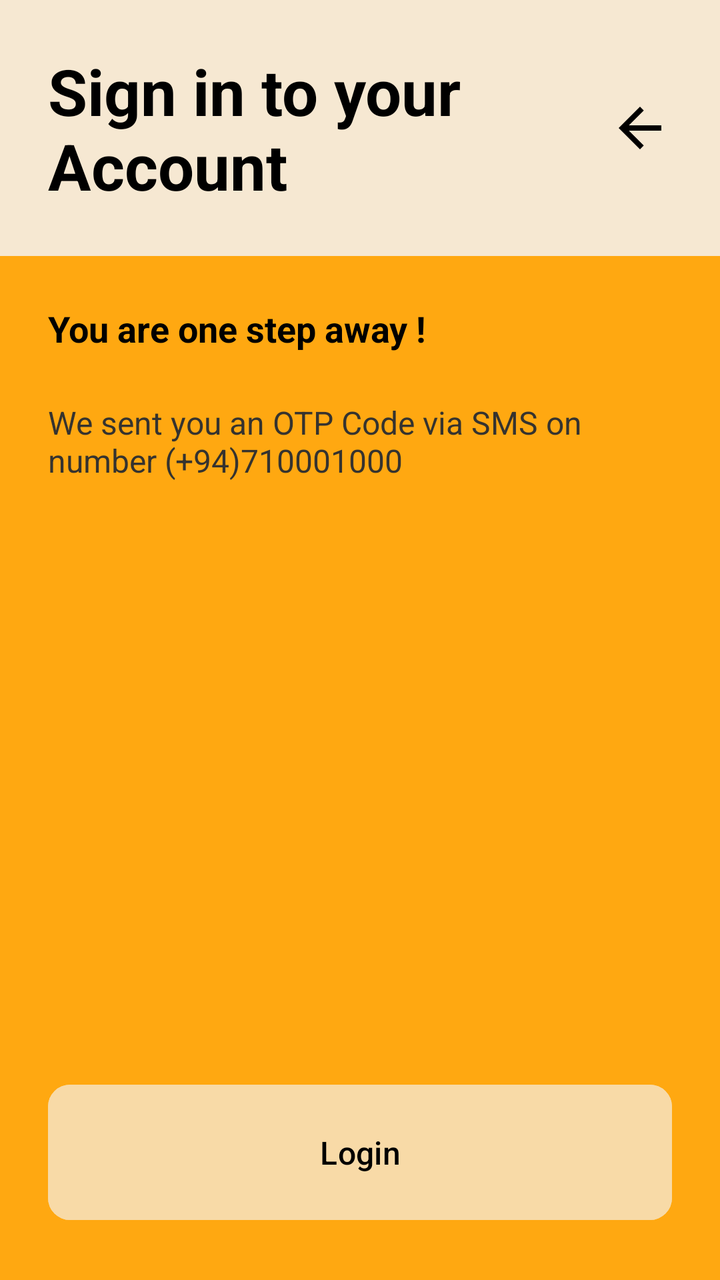
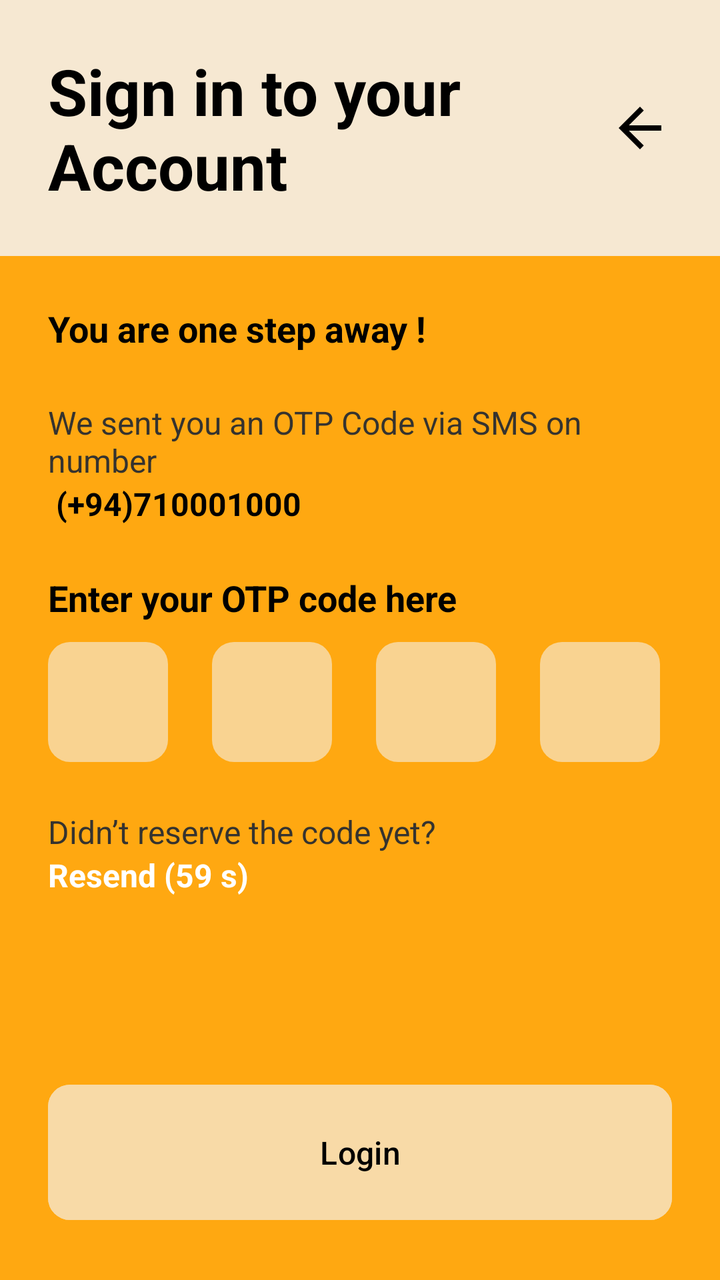

The first picture is an Android layout as it rendered before a commit; the second is the same layout after the commit. The layout source and the unified diff follow.
<!-- AndroidManifest.xml: application theme Theme.Parkngo -->
<!-- res/layout/activity_login_otp.xml -->
<?xml version="1.0" encoding="utf-8"?>
<androidx.constraintlayout.widget.ConstraintLayout xmlns:android="http://schemas.android.com/apk/res/android"
    xmlns:app="http://schemas.android.com/apk/res-auto"
    xmlns:tools="http://schemas.android.com/tools"
    android:layout_width="match_parent"
    android:layout_height="match_parent"
    tools:context=".LoginOtpActivity">

    <LinearLayout
        android:background="@color/primaryColor"
        android:layout_width="match_parent"
        android:layout_height="match_parent"
        android:orientation="vertical"
        app:layout_constraintBottom_toBottomOf="parent"
        app:layout_constraintEnd_toEndOf="parent"
        app:layout_constraintStart_toStartOf="parent"
        app:layout_constraintTop_toTopOf="parent">

        <androidx.constraintlayout.widget.ConstraintLayout
            android:layout_width="match_parent"
            android:layout_height="0dp"
            android:layout_weight="2"
            android:background="#F6E8D2"
            android:paddingHorizontal="24dp"
            >

            <TextView
                android:id="@+id/login_otp_act_textView1"
                android:layout_width="wrap_content"
                android:layout_height="wrap_content"
                android:text="Sign in to your\nAccount"
                android:textColor="@color/textPrimary"
                android:textSize="32sp"
                android:textStyle="bold"
                app:layout_constraintBottom_toBottomOf="parent"
                app:layout_constraintStart_toStartOf="parent"
                app:layout_constraintTop_toTopOf="parent" />

            <ImageView
                android:id="@+id/login_otp_act_imageView1"
                android:layout_width="wrap_content"
                android:layout_height="wrap_content"
                android:src="@drawable/baseline_arrow_back_24"
                app:layout_constraintBottom_toBottomOf="parent"
                app:layout_constraintEnd_toEndOf="parent"
                app:layout_constraintTop_toTopOf="parent" />
        </androidx.constraintlayout.widget.ConstraintLayout>

        <androidx.constraintlayout.widget.ConstraintLayout
            android:layout_width="match_parent"
            android:layout_height="0dp"
            android:layout_weight="6"
            android:paddingHorizontal="24dp"
            >

            <TextView
                android:id="@+id/login_otp_act_textView2"
                android:layout_width="wrap_content"
                android:layout_height="wrap_content"
                android:layout_marginVertical="24dp"
                android:text="You are one step away !"
                android:textColor="@color/textPrimary"
                android:textSize="18sp"
                android:textStyle="bold"
                app:layout_constraintStart_toStartOf="parent"
                app:layout_constraintTop_toTopOf="parent" />

            <TextView
                android:id="@+id/textView3"
                android:layout_width="wrap_content"
                android:layout_height="wrap_content"
                android:layout_marginTop="24dp"
                android:text="We sent you an OTP Code via SMS on number (+94)710001000"
                android:textColor="@color/textSecondary"
                android:textSize="16sp"
                app:layout_constraintStart_toStartOf="parent"
                app:layout_constraintTop_toBottomOf="@+id/login_otp_act_textView2" />
        </androidx.constraintlayout.widget.ConstraintLayout>

        <androidx.constraintlayout.widget.ConstraintLayout
            android:layout_width="match_parent"
            android:layout_height="0dp"
            android:layout_weight="2"
            android:paddingHorizontal="24dp"
            >

            <Button
                android:id="@+id/login_otp_act_login_btn"
                style="@style/loginSignupBtnStyle"
                android:layout_width="match_parent"
                android:layout_height="wrap_content"
                android:paddingVertical="23dp"
                android:text="Login"
                app:cornerRadius="11dp"
                android:onClick="login_otp_act_login_btn_handler"
                app:layout_constraintBottom_toBottomOf="parent"
                app:layout_constraintEnd_toEndOf="parent"
                app:layout_constraintStart_toStartOf="parent"
                app:layout_constraintTop_toTopOf="parent" />
        </androidx.constraintlayout.widget.ConstraintLayout>
    </LinearLayout>

</androidx.constraintlayout.widget.ConstraintLayout>
<!-- resources referenced by this layout -->
<resources>
  <color name="primaryColor">#FFA811</color>
  <color name="textPrimary">#FF000000</color>
  <color name="textSecondary">#35332F</color>
  <!-- drawable baseline_arrow_back_24 (drawable) -->
  <vector android:autoMirrored="true" android:height="32dp"
      android:tint="#000000" android:viewportHeight="24"
      android:viewportWidth="24" android:width="32dp" xmlns:android="http://schemas.android.com/apk/res/android">
      <path android:fillColor="@android:color/white" android:pathData="M20,11H7.83l5.59,-5.59L12,4l-8,8 8,8 1.41,-1.41L7.83,13H20v-2z"/>
  </vector>
  <style name="loginSignupBtnStyle">
      <item name="android:textColor">@color/textPrimary</item>
      <item name="android:backgroundTint">@color/loginSignupBtnColor</item>
      <item name="android:textSize">16sp</item>
  </style>
  <style name="Theme.Parkngo" parent="Base.Theme.Parkngo" />
  <color name="loginSignupBtnColor">#F8DAA7</color>
  <style name="Base.Theme.Parkngo" parent="Theme.Material3.DayNight.NoActionBar">
      
      <item name="colorPrimary">@color/primaryColor</item>
  </style>
</resources>

<!-- the commit's change to res/layout/activity_login_otp.xml (unified diff, before → after) -->
@@ -70,11 +70,160 @@
                 android:layout_width="wrap_content"
                 android:layout_height="wrap_content"
                 android:layout_marginTop="24dp"
-                android:text="We sent you an OTP Code via SMS on number (+94)710001000"
+                android:text="We sent you an OTP Code via SMS on number"
                 android:textColor="@color/textSecondary"
                 android:textSize="16sp"
                 app:layout_constraintStart_toStartOf="parent"
                 app:layout_constraintTop_toBottomOf="@+id/login_otp_act_textView2" />
+
+            <TextView
+                android:id="@+id/textView2"
+                android:layout_width="wrap_content"
+                android:layout_height="wrap_content"
+                android:textColor="@color/textPrimary"
+                android:textStyle="bold"
+                android:textSize="16sp"
+                android:text=" (+94)710001000"
+                app:layout_constraintStart_toStartOf="parent"
+                app:layout_constraintTop_toBottomOf="@+id/textView3" />
+
+            <TextView
+                android:id="@+id/login_otp_act_textView3"
+                android:layout_width="wrap_content"
+                android:layout_height="wrap_content"
+                android:layout_marginVertical="24dp"
+                android:layout_marginTop="34dp"
+                android:text="Enter your OTP code here"
+                android:textColor="@color/textPrimary"
+                android:textSize="18sp"
+                android:textStyle="bold"
+                app:layout_constraintStart_toStartOf="parent"
+                app:layout_constraintTop_toBottomOf="@+id/textView2" />
+
+            <androidx.constraintlayout.widget.ConstraintLayout
+                app:flow_horizontalAlign="center"
+                android:id="@+id/constraintLayout2"
+                android:layout_width="wrap_content"
+                android:layout_height="wrap_content"
+                android:layout_marginTop="10dp"
+                android:background="@drawable/rounded_background_input_feild"
+                app:layout_constraintStart_toStartOf="parent"
+                app:layout_constraintTop_toBottomOf="@+id/login_otp_act_textView3">
+
+                <EditText
+                    android:id="@+id/editTextNumber2"
+                    android:layout_width="60dp"
+                    android:layout_height="60dp"
+                    android:textAlignment="center"
+                    android:background="@android:color/transparent"
+                    android:ems="1"
+                    android:inputType="number"
+                    android:maxLength="1"
+                    app:layout_constraintBottom_toBottomOf="parent"
+                    app:layout_constraintEnd_toEndOf="parent"
+                    app:layout_constraintStart_toStartOf="parent"
+                    app:layout_constraintTop_toTopOf="parent" />
+            </androidx.constraintlayout.widget.ConstraintLayout>
+
+            <androidx.constraintlayout.widget.ConstraintLayout
+                android:id="@+id/constraintLayout3"
+                android:layout_width="wrap_content"
+                android:layout_height="wrap_content"
+                android:layout_marginStart="22dp"
+                android:background="@drawable/rounded_background_input_feild"
+                app:layout_constraintBottom_toBottomOf="@+id/constraintLayout2"
+                app:layout_constraintStart_toEndOf="@+id/constraintLayout2"
+                app:layout_constraintTop_toTopOf="@+id/constraintLayout2">
+
+                <EditText
+                    android:id="@+id/editTextNumber3"
+                    android:layout_width="60dp"
+                    android:layout_height="60dp"
+                    android:textAlignment="center"
+                    android:background="@android:color/transparent"
+                    android:ems="1"
+                    android:inputType="number"
+                    android:maxLength="1"
+                    app:layout_constraintBottom_toBottomOf="parent"
+                    app:layout_constraintEnd_toEndOf="parent"
+                    app:layout_constraintStart_toStartOf="parent"
+                    app:layout_constraintTop_toTopOf="parent" />
+            </androidx.constraintlayout.widget.ConstraintLayout>
+
+            <androidx.constraintlayout.widget.ConstraintLayout
+                android:id="@+id/constraintLayout4"
+                android:layout_width="wrap_content"
+                android:layout_height="wrap_content"
+                android:layout_marginStart="22dp"
+                android:background="@drawable/rounded_background_input_feild"
+                app:layout_constraintBottom_toBottomOf="@+id/constraintLayout3"
+                app:layout_constraintStart_toEndOf="@+id/constraintLayout3"
+                app:layout_constraintTop_toTopOf="@+id/constraintLayout3">
+
+                <EditText
+                    android:id="@+id/editTextNumber4"
+                    android:layout_width="60dp"
+                    android:layout_height="60dp"
+                    android:textAlignment="center"
+                    android:background="@android:color/transparent"
+                    android:ems="1"
+                    android:inputType="number"
+                    android:maxLength="1"
+                    app:layout_constraintBottom_toBottomOf="parent"
+                    app:layout_constraintEnd_toEndOf="parent"
+                    app:layout_constraintStart_toStartOf="parent"
+                    app:layout_constraintTop_toTopOf="parent" />
+            </androidx.constraintlayout.widget.ConstraintLayout>
+
+            <androidx.constraintlayout.widget.ConstraintLayout
+                android:id="@+id/constraintLayout5"
+                android:layout_width="wrap_content"
+                android:layout_height="wrap_content"
+                android:layout_marginStart="22dp"
+                android:background="@drawable/rounded_background_input_feild"
+                app:layout_constraintBottom_toBottomOf="@+id/constraintLayout4"
+                app:layout_constraintStart_toEndOf="@+id/constraintLayout4"
+                app:layout_constraintTop_toTopOf="@+id/constraintLayout4">
+
+                <EditText
+                    android:id="@+id/editTextNumber5"
+                    android:layout_width="60dp"
+                    android:layout_height="60dp"
+                    android:textAlignment="center"
+                    android:background="@android:color/transparent"
+                    android:ems="1"
+                    android:inputType="number"
+                    android:maxLength="1"
+                    app:layout_constraintBottom_toBottomOf="parent"
+                    app:layout_constraintEnd_toEndOf="parent"
+                    app:layout_constraintStart_toStartOf="parent"
+                    app:layout_constraintTop_toTopOf="parent" />
+            </androidx.constraintlayout.widget.ConstraintLayout>
+
+            <TextView
+                android:id="@+id/textView5"
+                android:layout_width="wrap_content"
+                android:layout_height="wrap_content"
+                android:layout_marginTop="24dp"
+                android:text="Didn’t reserve the code yet?"
+                android:textColor="@color/textSecondary"
+                android:textSize="16sp"
+                app:layout_constraintStart_toStartOf="parent"
+                app:layout_constraintTop_toBottomOf="@+id/constraintLayout2" />
+
+            <TextView
+                android:id="@+id/textView6"
+                android:layout_width="wrap_content"
+                android:layout_height="wrap_content"
+                android:text="Resend (59 s)"
+                android:clickable="true"
+                android:focusable="true"
+                android:textColor="@color/white"
+                android:textStyle="bold"
+                android:textSize="16sp"
+                app:layout_constraintStart_toStartOf="parent"
+                app:layout_constraintTop_toBottomOf="@+id/textView5" />
+
         </androidx.constraintlayout.widget.ConstraintLayout>
 
         <androidx.constraintlayout.widget.ConstraintLayout
<!-- resource entries referenced after the edit -->
@@ -3,18 +3,26 @@
   <color name="primaryColor">#FFA811</color>
   <color name="textPrimary">#FF000000</color>
   <color name="textSecondary">#35332F</color>
+  <color name="white">#FFFFFFFF</color>
   <!-- drawable baseline_arrow_back_24 (drawable) -->
   <vector android:autoMirrored="true" android:height="32dp"
       android:tint="#000000" android:viewportHeight="24"
       android:viewportWidth="24" android:width="32dp" xmlns:android="http://schemas.android.com/apk/res/android">
       <path android:fillColor="@android:color/white" android:pathData="M20,11H7.83l5.59,-5.59L12,4l-8,8 8,8 1.41,-1.41L7.83,13H20v-2z"/>
   </vector>
+  <!-- drawable rounded_background_input_feild (drawable) -->
+  <?xml version="1.0" encoding="utf-8"?>
+  <shape xmlns:android="http://schemas.android.com/apk/res/android">
+      <solid android:color="@color/loginSignupInputFieldColor" /> 
+      <corners android:radius="11dp" /> 
+  </shape>
   <style name="loginSignupBtnStyle">
       <item name="android:textColor">@color/textPrimary</item>
       <item name="android:backgroundTint">@color/loginSignupBtnColor</item>
       <item name="android:textSize">16sp</item>
   </style>
   <style name="Theme.Parkngo" parent="Base.Theme.Parkngo" />
+  <color name="loginSignupInputFieldColor">#F9D391</color>
   <color name="loginSignupBtnColor">#F8DAA7</color>
   <style name="Base.Theme.Parkngo" parent="Theme.Material3.DayNight.NoActionBar">
       
